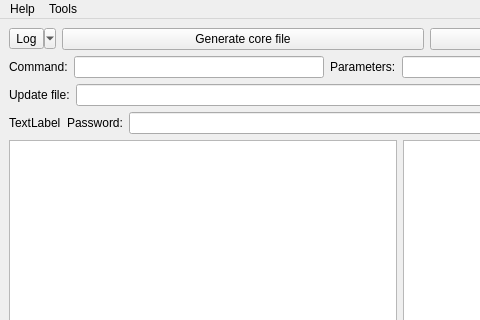
Old version of the form App/MainWindow.ui in the repository KangLin/RabbitCommon; both pictures show x 0 to 480 and y 0 to 320 of the 800 by 600 pixel window.
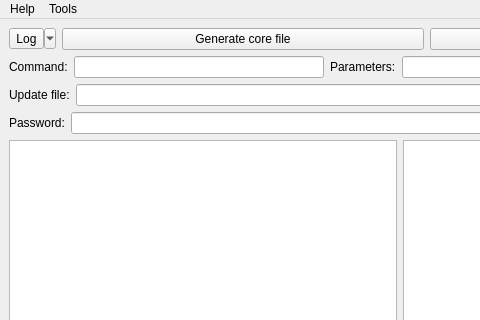
New version of the form. Icons and pictures are not drawn.

```diff
--- a/App/MainWindow.ui
+++ b/App/MainWindow.ui
@@ -115,13 +115,6 @@
      <layout class="QVBoxLayout" name="verticalLayout">
       <item>
        <layout class="QHBoxLayout" name="horizontalLayout_3">
-        <item>
-         <widget class="QLabel" name="label_3">
-          <property name="text">
-           <string>TextLabel</string>
-          </property>
-         </widget>
-        </item>
         <item>
          <widget class="QLabel" name="label">
           <property name="text">
```
